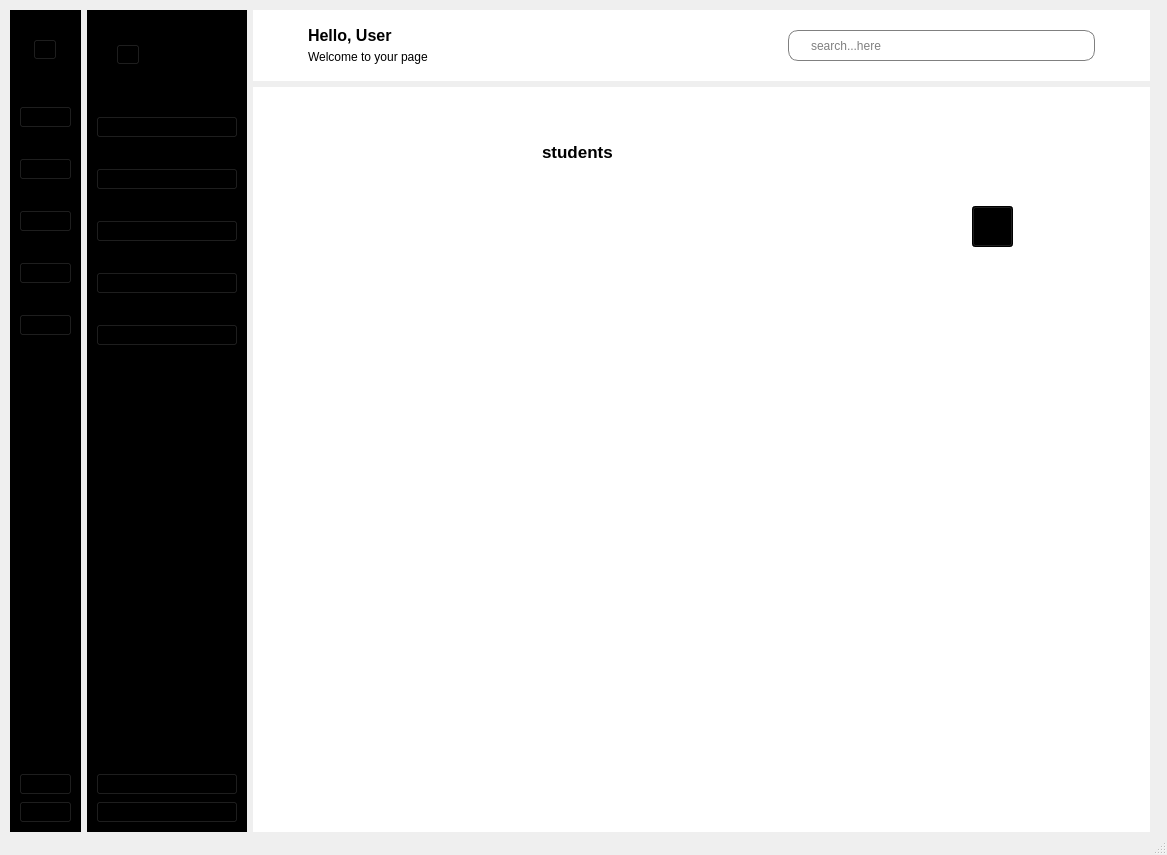
Old version of the form School_System/ui/indexSU.ui in the repository KasperJack/School-Management-System.
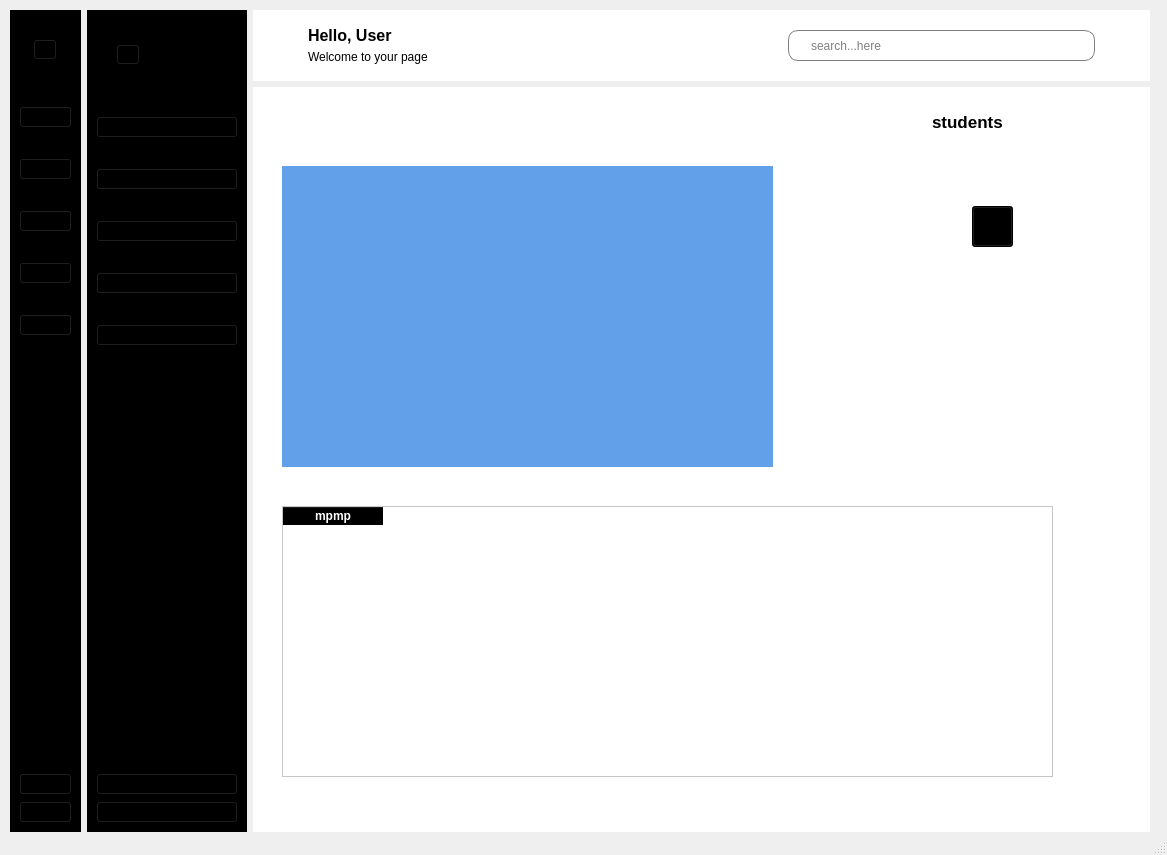
New version of the form. Icons and pictures are not drawn.

Diff of the .ui file:
```diff
--- a/School_System/ui/indexSU.ui
+++ b/School_System/ui/indexSU.ui
@@ -1097,7 +1097,7 @@
              <attribute name="title">
               <string>Tab 1</string>
              </attribute>
-             <widget class="QTableWidget" name="students_table">
+             <widget class="QTableWidget" name="students_table_c">
               <property name="geometry">
                <rect>
                 <x>15</x>
@@ -1157,8 +1157,8 @@
            <widget class="QLabel" name="label_7">
             <property name="geometry">
              <rect>
-              <x>280</x>
-              <y>30</y>
+              <x>670</x>
+              <y>0</y>
               <width>111</width>
               <height>51</height>
              </rect>
@@ -1199,6 +1199,49 @@
              </size>
             </property>
            </widget>
+           <widget class="QTableWidget" name="students_table">
+            <property name="geometry">
+             <rect>
+              <x>20</x>
+              <y>410</y>
+              <width>771</width>
+              <height>271</height>
+             </rect>
+            </property>
+            <property name="styleSheet">
+             <string notr="true">QHeaderView::section{
+font-weight: bold;
+background-color: black;
+color: white;
+
+}
+
+QTableWidget{
+alternate-background-color: #B0EDFB;
+#background-color: #FBFB9A;
+
+
+}</string>
+            </property>
+            <column>
+             <property name="text">
+              <string>mpmp</string>
+             </property>
+            </column>
+           </widget>
+           <widget class="QWidget" name="widget_8" native="true">
+            <property name="geometry">
+             <rect>
+              <x>20</x>
+              <y>70</y>
+              <width>491</width>
+              <height>301</height>
+             </rect>
+            </property>
+            <property name="styleSheet">
+             <string notr="true">background-color: rgb(98, 160, 234);</string>
+            </property>
+           </widget>
           </widget>
           <widget class="QWidget" name="teachers">
            <widget class="QLabel" name="label_9">
```
